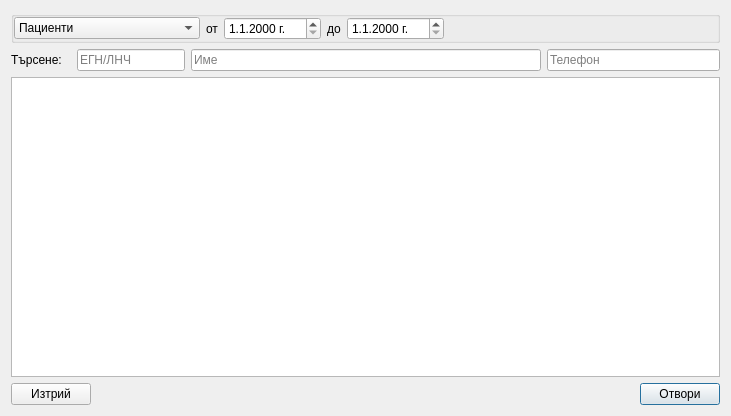
Above: src/View/Widgets/BrowserDialog.ui from thefinalcutbg/DinoDent before the change. Below: the same form after it.
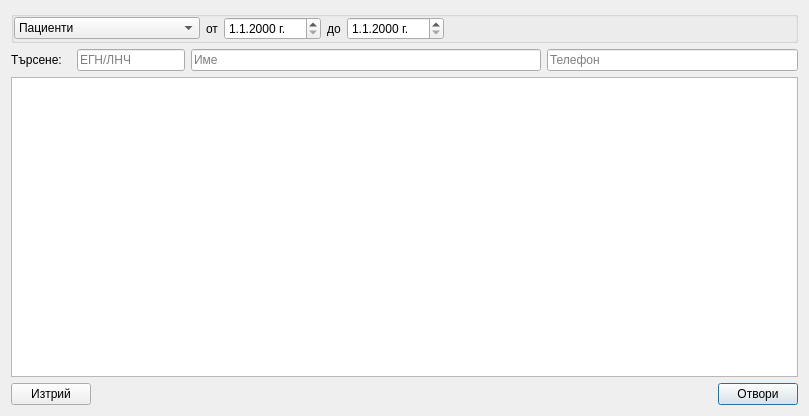
That is the form after the change. Custom widgets are drawn as their Qt base class.

The edit to the form file:
```diff
--- a/src/View/Widgets/BrowserDialog.ui
+++ b/src/View/Widgets/BrowserDialog.ui
@@ -6,7 +6,7 @@
    <rect>
     <x>0</x>
     <y>0</y>
-    <width>731</width>
+    <width>809</width>
     <height>416</height>
    </rect>
   </property>
```
